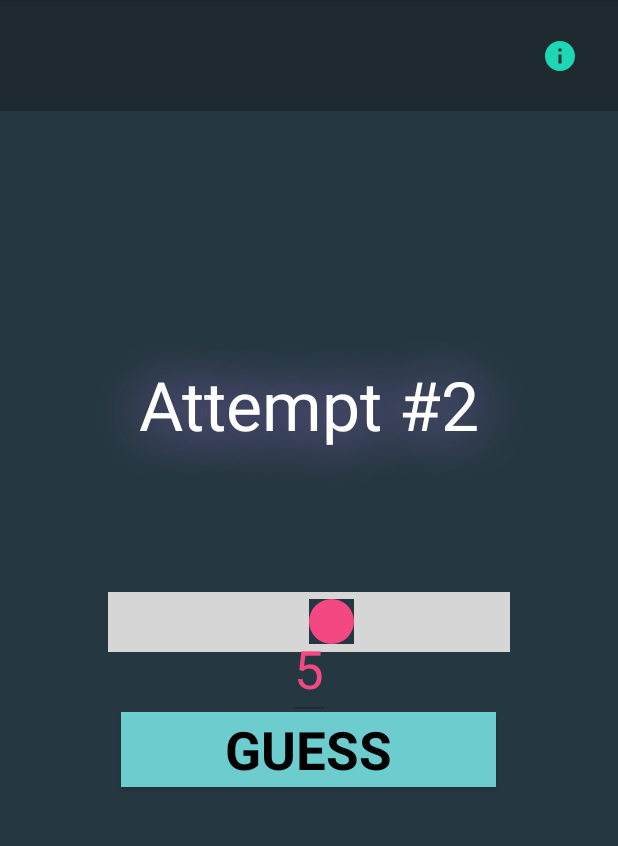
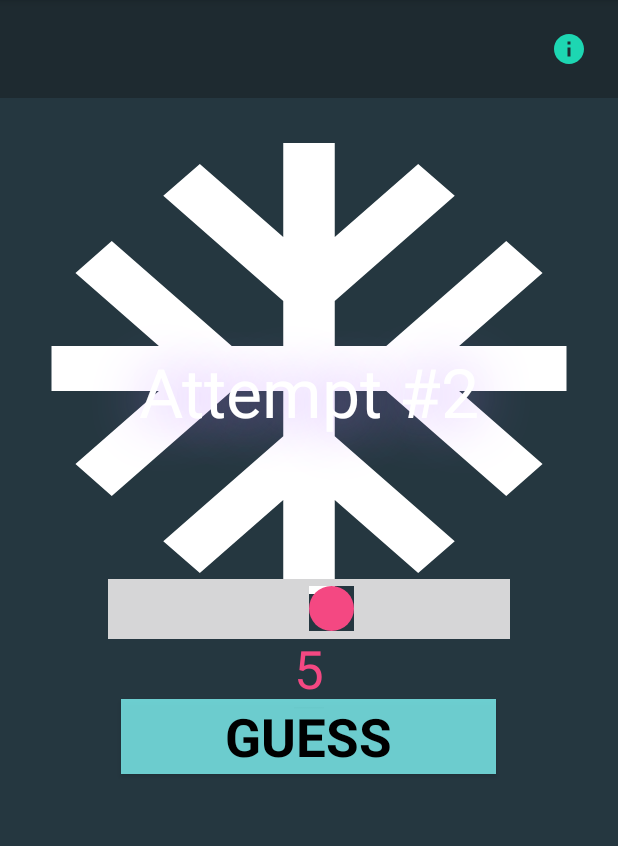
Before and after one commit to alexatwell/GuessingGame, an Android app: the screen it shows after launch (MainActivity), after a tap on "GUESS", on a phone screen of 412 x 824 dp, the part 84-930 px from its top. Run offline under Robolectric (Android 15) with nearby library versions, the phone set to English and light mode, and no system bars; 2 other taps on this screen came first.

Commit message:
Bug fixes

```diff
--- a/app/src/main/java/com/example/randomapp/MainActivity.java
+++ b/app/src/main/java/com/example/randomapp/MainActivity.java
@@ -35,6 +35,7 @@ public class MainActivity extends AppCompatActivity {
     private ImageButton returnBtn;
     private AppCompatButton guessBtn;
     private String remainder;
+    RelativeLayout middleSec;
     private final String rules = "RULES:" +
             "\n 1: Press Start to generate a random number and begin playing." +
             "\n 2: The number of attempts is assigned by the difficulty setting" +
@@ -73,7 +74,7 @@ public class MainActivity extends AppCompatActivity {
         progressDialog.setCancelable(false);
         progressDialog.setMessage("Loading...");
 
-        RelativeLayout mLinearLayout = findViewById(R.id.mainRelativeLayout);
+        middleSec = findViewById(R.id.middleSection);
 
         // Add difficulty options
         ArrayAdapter<CharSequence> adapter = ArrayAdapter.createFromResource(this ,R.array.difficulty_list,
@@ -115,7 +116,7 @@ public class MainActivity extends AppCompatActivity {
             guessBtn.setVisibility(View.VISIBLE);
             retryBtn.setVisibility(View.INVISIBLE);
             returnBtn.setVisibility(View.INVISIBLE);
-            guessRange.setProgress(upperbound/2);
+            guessRange.setProgress(upperbound/2 + 1);
             gRangeValue.setText(String.valueOf(guessRange.getProgress()));
             attemptView.setText(remainder);
         });
@@ -136,7 +137,7 @@ public class MainActivity extends AppCompatActivity {
 
             @Override
             public void onStopTrackingTouch(SeekBar seekBar) {
-                //Toast.makeText(MainActivity.this, String.valueOf(progressChanged), Toast.LENGTH_SHORT).show();
+
             }
         });
 
@@ -151,23 +152,24 @@ public class MainActivity extends AppCompatActivity {
                     if (guessVal >= randVal / 2) {
                         mToast.setText("COLD");
                         mToast.show();
-                        mLinearLayout.setBackgroundResource(R.mipmap.cold);
                     } else {
                         mToast.setText("COLDER");
                         mToast.show();
                     }
+                    middleSec.setBackgroundResource(R.drawable.ic_baseline_snowflake_24);
                 } else {
                     if (guessVal <= randVal * 2) {
                         mToast.setText("HOT");
                         mToast.show();
-                        mLinearLayout.setBackgroundResource(R.mipmap.cold);
                     } else {
                         mToast.setText("HOTTER");
                         mToast.show();
                     }
+                    middleSec.setBackgroundResource(R.drawable.ic_baseline_fire_24);
                 }
             }
         });
+
         // Show the rules
         rulesBtn.setOnClickListener(v -> {
             new AlertDialog.Builder(this)
@@ -186,12 +188,12 @@ public class MainActivity extends AppCompatActivity {
             remainder = "Attempt #" + tries;
         }
         attemptView.setText(remainder);
-        if (tries > maxTries){
+        if (tries == maxTries && Integer.parseInt(String.valueOf(gRangeValue.getText())) != randVal ){
             mToast.setText("BETTER LUCK NEXT TIME!!");
             mToast.show();
             endCurrentGame();
             return false;
-        }else if(guessRange.getProgress() + 1 == randVal ){
+        }else if(Integer.parseInt(String.valueOf(gRangeValue.getText()))  == randVal ){
             mToast.setText("WELL DONE, YOU'VE WON!!");
             mToast.show();
             endCurrentGame();
@@ -204,6 +206,7 @@ public class MainActivity extends AppCompatActivity {
     public void endCurrentGame(){
         String ans = "Answer: " + randVal;
         tries = 1;
+        middleSec.setBackgroundResource(0);
         attemptView.setText(ans);
         retryBtn.setVisibility(View.VISIBLE);
         returnBtn.setVisibility(View.VISIBLE);
--- /dev/null
+++ b/app/src/main/res/drawable/ic_baseline_fire_24.xml
@@ -0,0 +1,5 @@
+<vector android:height="60dp" android:tint="#FD5001"
+    android:viewportHeight="24" android:viewportWidth="24"
+    android:width="60dp" xmlns:android="http://schemas.android.com/apk/res/android">
+    <path android:fillColor="@android:color/white" android:pathData="M19.48,12.35c-1.57,-4.08 -7.16,-4.3 -5.81,-10.23c0.1,-0.44 -0.37,-0.78 -0.75,-0.55C9.29,3.71 6.68,8 8.87,13.62c0.18,0.46 -0.36,0.89 -0.75,0.59c-1.81,-1.37 -2,-3.34 -1.84,-4.75c0.06,-0.52 -0.62,-0.77 -0.91,-0.34C4.69,10.16 4,11.84 4,14.37c0.38,5.6 5.11,7.32 6.81,7.54c2.43,0.31 5.06,-0.14 6.95,-1.87C19.84,18.11 20.6,15.03 19.48,12.35zM10.2,17.38c1.44,-0.35 2.18,-1.39 2.38,-2.31c0.33,-1.43 -0.96,-2.83 -0.09,-5.09c0.33,1.87 3.27,3.04 3.27,5.08C15.84,17.59 13.1,19.76 10.2,17.38z"/>
+</vector>
--- a/app/src/main/res/drawable/ic_baseline_replay_40.xml
+++ b/app/src/main/res/drawable/ic_baseline_replay_40.xml
@@ -1,5 +1,5 @@
-<vector android:height="40dp" android:tint="#1DD6B2"
+<vector android:height="50dp" android:tint="#1DD6B2"
     android:viewportHeight="24" android:viewportWidth="24"
-    android:width="40dp" xmlns:android="http://schemas.android.com/apk/res/android">
+    android:width="50dp" xmlns:android="http://schemas.android.com/apk/res/android">
     <path android:fillColor="@color/white" android:pathData="M17.65,6.35C16.2,4.9 14.21,4 12,4c-4.42,0 -7.99,3.58 -7.99,8s3.57,8 7.99,8c3.73,0 6.84,-2.55 7.73,-6h-2.08c-0.82,2.33 -3.04,4 -5.65,4 -3.31,0 -6,-2.69 -6,-6s2.69,-6 6,-6c1.66,0 3.14,0.69 4.22,1.78L13,11h7V4l-2.35,2.35z"/>
 </vector>
--- a/app/src/main/res/drawable/ic_baseline_return_40.xml
+++ b/app/src/main/res/drawable/ic_baseline_return_40.xml
@@ -1,5 +1,5 @@
-<vector android:height="40dp" android:tint="#1DD6B2"
+<vector android:height="50dp" android:tint="#1DD6B2"
     android:viewportHeight="24" android:viewportWidth="24"
-    android:width="40dp" xmlns:android="http://schemas.android.com/apk/res/android">
+    android:width="50dp" xmlns:android="http://schemas.android.com/apk/res/android">
     <path android:fillColor="@android:color/white" android:pathData="M11,9l1.42,1.42L8.83,14H18V4h2v12H8.83l3.59,3.58L11,21l-6,-6 6,-6z"/>
 </vector>
--- /dev/null
+++ b/app/src/main/res/drawable/ic_baseline_snowflake_24.xml
@@ -0,0 +1,5 @@
+<vector android:height="60dp" android:tint="#FFFFFF"
+    android:viewportHeight="24" android:viewportWidth="24"
+    android:width="60dp" xmlns:android="http://schemas.android.com/apk/res/android">
+    <path android:fillColor="@android:color/white" android:pathData="M22,11h-4.17l3.24,-3.24 -1.41,-1.42L15,11h-2V9l4.66,-4.66 -1.42,-1.41L13,6.17V2h-2v4.17L7.76,2.93 6.34,4.34 11,9v2H9L4.34,6.34 2.93,7.76 6.17,11H2v2h4.17l-3.24,3.24 1.41,1.42L9,13h2v2l-4.66,4.66 1.42,1.41L11,17.83V22h2v-4.17l3.24,3.24 1.42,-1.41L13,15v-2h2l4.66,4.66 1.41,-1.42L17.83,13H22z"/>
+</vector>
--- a/app/src/main/res/layout/activity_main.xml
+++ b/app/src/main/res/layout/activity_main.xml
@@ -1,6 +1,5 @@
 <?xml version="1.0" encoding="utf-8"?>
 <RelativeLayout xmlns:android="http://schemas.android.com/apk/res/android"
-    android:id="@+id/mainRelativeLayout"
     android:layout_width="fill_parent"
     android:layout_height="fill_parent"
     android:background="@color/white"
@@ -21,7 +20,7 @@
             android:paddingStart="12dp"
             android:paddingEnd="24dp"
             android:layout_marginStart="15dp"
-            android:layout_marginTop="30dp"
+            android:layout_marginTop="10dp"
             android:visibility="visible"/>
 
 
@@ -31,7 +30,7 @@
             android:layout_height="35dp"
             android:background="#1E2A30"
             android:src="@drawable/ic_baseline_info_24"
-            android:paddingStart="12dp"
+            android:paddingStart="24dp"
             android:paddingEnd="24dp"
             android:layout_centerVertical="true"
             android:layout_alignParentEnd="true"
@@ -70,7 +69,7 @@
             android:ellipsize="end"
             android:layout_below="@id/welcomeView"
             android:layout_marginTop="5dp"
-            android:background="@color/backgroundCol"
+            android:background="@null"
             android:gravity="center"
             android:layout_centerHorizontal="true"
             android:shadowColor="@color/purple_200"
@@ -93,7 +92,6 @@
             android:layout_below="@id/attemptView"
             android:layout_centerHorizontal="true"
             android:layout_marginTop="50dp"/>
-
     </RelativeLayout>
 
     <EditText
```
